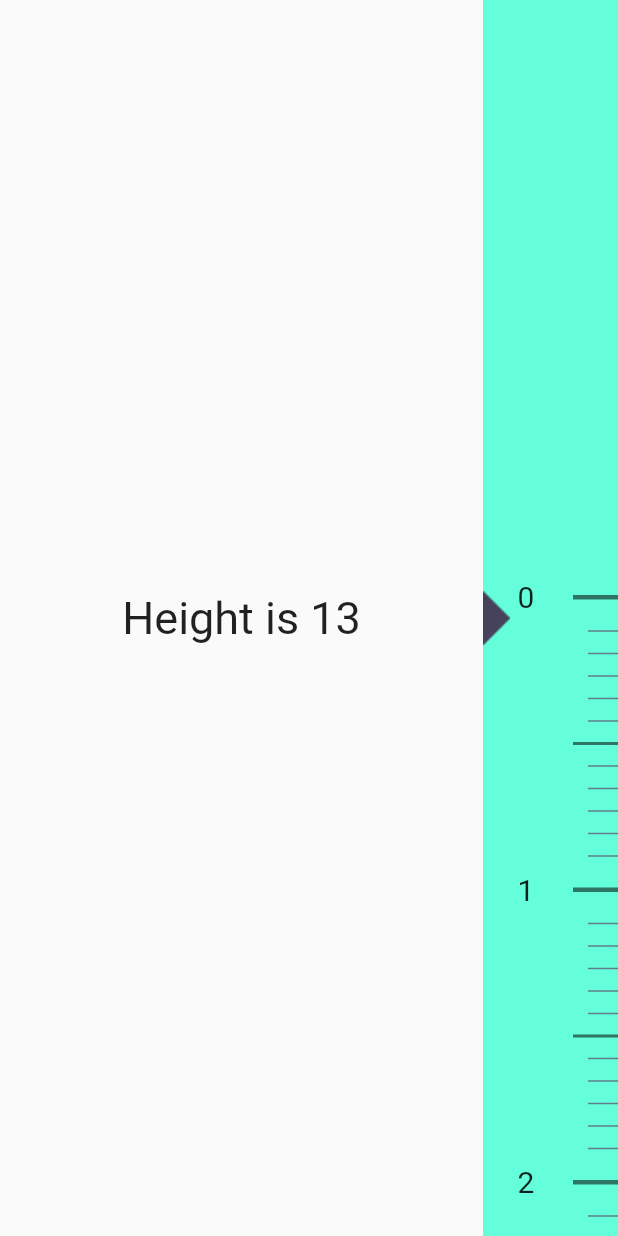
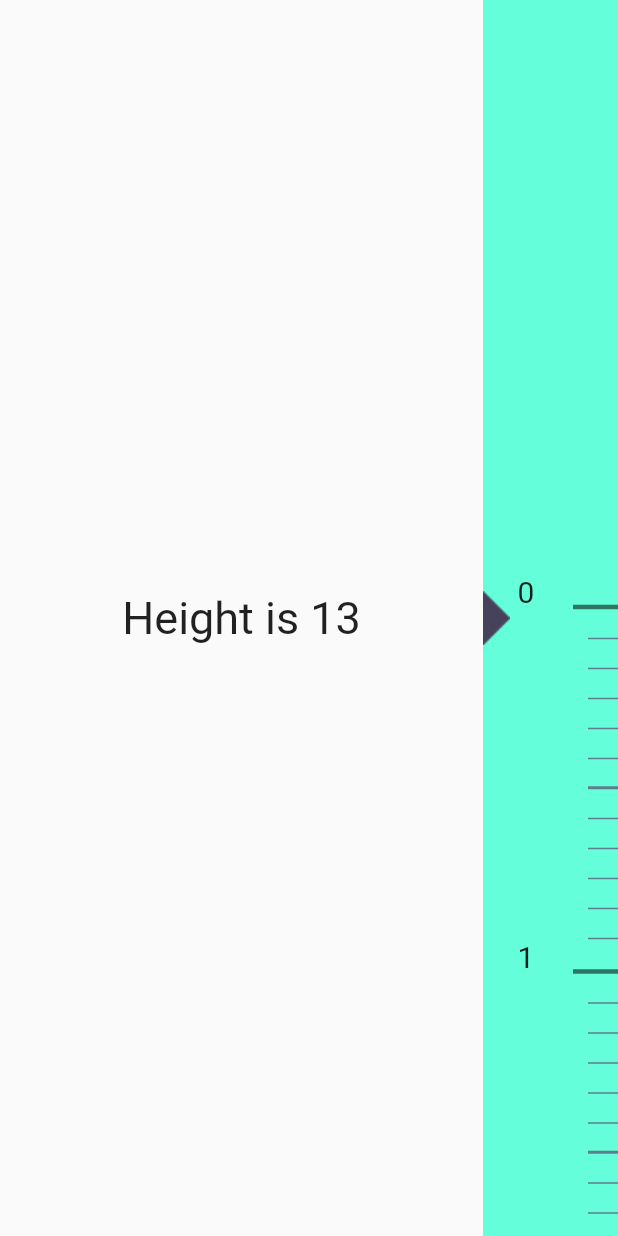
Before and after one commit to pinkeshdarji/HeightWeightScale, a Flutter app: the screen it shows after launch, on a phone screen of 412 x 824 dp. Run offline on Flutter 3.47's test engine with Material 2 defaults, Android fonts, the phone set to English and light mode, and no system bars.

Commit message:
scale at bottom set.

```diff
--- a/lib/ui/height_weight_scale.dart
+++ b/lib/ui/height_weight_scale.dart
@@ -69,10 +69,9 @@ class _HeightWeightScalePageState extends State<HeightWeightScalePage> {
                       final mLine = measurementLineList[index];
 
                       if (mLine.type == Line.big) {
-                        return Padding(
-                          padding: const EdgeInsets.symmetric(vertical: 3.5),
-                          child: Row(
+                        return Row(
                           mainAxisAlignment: MainAxisAlignment.spaceBetween,
+                          crossAxisAlignment: CrossAxisAlignment.end,
                           children: <Widget>[
                             Text(
                               '${mLine.value}',
@@ -81,19 +80,19 @@ class _HeightWeightScalePageState extends State<HeightWeightScalePage> {
                             Container(
                               height: 3,
                               width: 30,
-                                decoration:
-                                    BoxDecoration(color: Colors.black54),
+                              decoration: BoxDecoration(color: Colors.black54),
                             )
                           ],
-                          ),
                         );
                       } else if (measurementLineList[index].type ==
                           Line.small) {
-                        return Row(
-                          mainAxisAlignment: MainAxisAlignment.end,
+                        return Column(
+                          crossAxisAlignment: CrossAxisAlignment.end,
                           children: <Widget>[
+                            SizedBox(
+                              height: 19,
+                            ),
                             Container(
-                              margin: EdgeInsets.symmetric(vertical: 7),
                               height: 1,
                               width: 20,
                               decoration: BoxDecoration(color: Colors.blueGrey),
@@ -101,14 +100,16 @@ class _HeightWeightScalePageState extends State<HeightWeightScalePage> {
                           ],
                         );
                       } else {
-                        return Row(
-                          mainAxisAlignment: MainAxisAlignment.end,
+                        return Column(
+                          crossAxisAlignment: CrossAxisAlignment.end,
                           children: <Widget>[
+                            SizedBox(
+                              height: 18,
+                            ),
                             Container(
-                              margin: EdgeInsets.symmetric(vertical: 6.5),
                               height: 2,
-                              width: 30,
-                              decoration: BoxDecoration(color: Colors.black54),
+                              width: 20,
+                              decoration: BoxDecoration(color: Colors.blueGrey),
                             ),
                           ],
                         );
```
Lines whose indentation alone changed are shown as unchanged.
